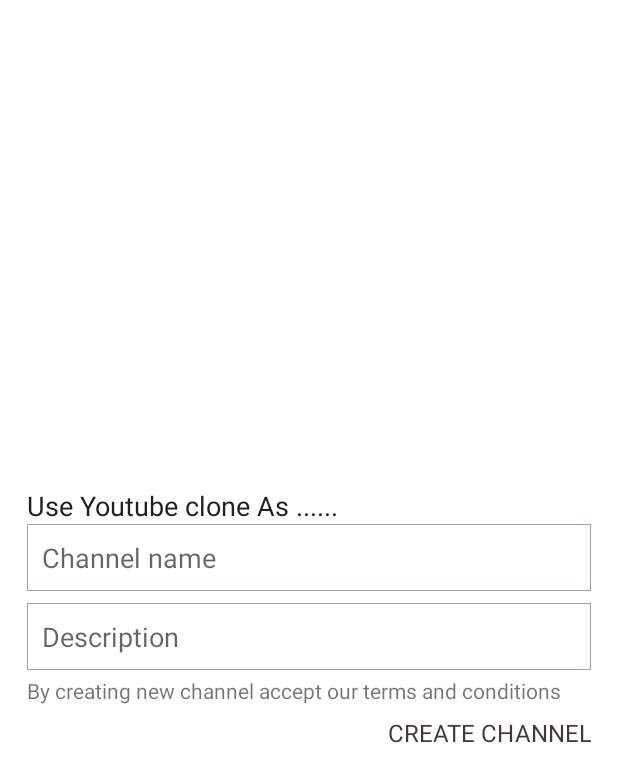
After one commit to javierjuanJJ/YoutubeClone, an Android app: the layout channel_dialog.xml on its own in the app's theme, with its tools: preview values and no code run, on a phone screen of 412 x 824 dp. The commit adds this screen. Shown: the top 782 px of the screen. Run offline under Robolectric (Android 15) with nearby library versions, the phone set to English and light mode, and no system bars.

Commit message:
Youtube Clone | Create Channel Dialog | Android Studio | Part 9

```diff
--- a/app/src/main/java/whatsappclone/proyecto_javier_juan_uceda/youtubeclone/AccountActivity.java
+++ b/app/src/main/java/whatsappclone/proyecto_javier_juan_uceda/youtubeclone/AccountActivity.java
@@ -4,8 +4,10 @@ import androidx.annotation.NonNull;
 import androidx.appcompat.app.AppCompatActivity;
 import androidx.appcompat.widget.Toolbar;
 
+import android.app.Dialog;
 import android.os.Bundle;
 import android.view.View;
+import android.view.Window;
 import android.widget.TextView;
 import android.widget.Toast;
 
@@ -60,6 +62,44 @@ public class AccountActivity extends AppCompatActivity {
         reference = FirebaseDatabase.getInstance().getReference();
 
         getData();
+        txtYourChannerl.setOnClickListener(new View.OnClickListener() {
+            @Override
+            public void onClick(View view) {
+                checkUserHaveChannel();
+            }
+
+
+        });
+
+    }
+
+    private void checkUserHaveChannel() {
+        reference.child("Channel").child(user.getUid()).addValueEventListener(new ValueEventListener() {
+            @Override
+            public void onDataChange(@NonNull DataSnapshot snapshot) {
+                if (snapshot.exists()){
+                    Toast.makeText(AccountActivity.this, "User have a channel", Toast.LENGTH_SHORT).show();
+                }
+                else {
+                    showDialogue();
+                }
+            }
+
+            @Override
+            public void onCancelled(@NonNull DatabaseError error) {
+                Toast.makeText(AccountActivity.this, error.getMessage(), Toast.LENGTH_SHORT).show();
+            }
+        });
+    }
+
+    private void showDialogue() {
+        Dialog dialog = new Dialog(AccountActivity.this);
+        dialog.requestWindowFeature(Window.FEATURE_NO_TITLE);
+        dialog.setContentView(R.layout.channel_dialog);
+        dialog.setCancelable(true);
+        dialog.setCanceledOnTouchOutside(true);
+
+        dialog.show();
     }
 
     private void getData() {
--- /dev/null
+++ b/app/src/main/res/drawable/edittext_bg.xml
@@ -0,0 +1,11 @@
+<?xml version="1.0" encoding="utf-8"?>
+<shape xmlns:android="http://schemas.android.com/apk/res/android">
+
+    <solid
+        android:color="@android:color/transparent"></solid>
+
+    <stroke
+        android:width="0.5dp"
+        android:color="@color/colorSecondaryText"></stroke>
+
+</shape>
--- /dev/null
+++ b/app/src/main/res/layout/channel_dialog.xml
@@ -0,0 +1,75 @@
+<?xml version="1.0" encoding="utf-8"?>
+<RelativeLayout xmlns:android="http://schemas.android.com/apk/res/android"
+    android:layout_width="match_parent"
+    android:layout_height="wrap_content"
+    android:layout_gravity="center"
+    android:background="@color/white">
+
+    <LinearLayout
+        android:layout_width="match_parent"
+        android:layout_height="wrap_content"
+        android:layout_gravity="center"
+        android:padding="10dp"
+        android:layout_margin="8dp"
+        android:orientation="vertical">
+
+        <TextView
+            android:layout_width="wrap_content"
+            android:layout_height="wrap_content"
+            android:text="Use Youtube clone As ......"
+            android:textSize="18dp"
+            android:textColor="#212121"
+            android:fontFamily="sans-serif"/>
+
+        <EditText
+            android:layout_width="match_parent"
+            android:layout_height="wrap_content"
+            android:padding="10dp"
+            android:background="@drawable/edittext_bg"
+            android:hint="Channel name"
+            android:inputType="text"
+            android:id="@+id/input_channel_name"
+            android:textColor="#212121"
+            android:maxLines="1"
+            android:imeOptions="actionNext"/>
+
+        <EditText
+            android:layout_width="match_parent"
+            android:layout_height="wrap_content"
+            android:padding="10dp"
+            android:background="@drawable/edittext_bg"
+            android:hint="Description"
+            android:inputType="textMultiLine"
+            android:layout_marginTop="8dp"
+            android:id="@+id/input_description"
+            android:textColor="#212121"
+            android:maxLines="5"
+            android:fontFamily="sans-serif" />
+
+        <TextView
+            android:layout_width="match_parent"
+            android:layout_height="wrap_content"
+            android:text="By creating new channel accept our terms and conditions"
+            android:layout_marginTop="4dp"
+            android:fontFamily="sans-serif"/>
+
+        <TextView
+            android:id="@+id/txt_create_channel"
+            android:layout_width="match_parent"
+            android:layout_height="wrap_content"
+            android:text="Create channel"
+            android:layout_marginTop="10dp"
+            android:textAllCaps="true"
+            android:textSize="16dp"
+            android:textColor="@color/colorPrimaryText"
+            android:gravity="end"
+            android:includeFontPadding="false"
+            android:fontFamily="sans-serif"/>
+
+
+
+
+
+    </LinearLayout>
+
+</RelativeLayout>
```
